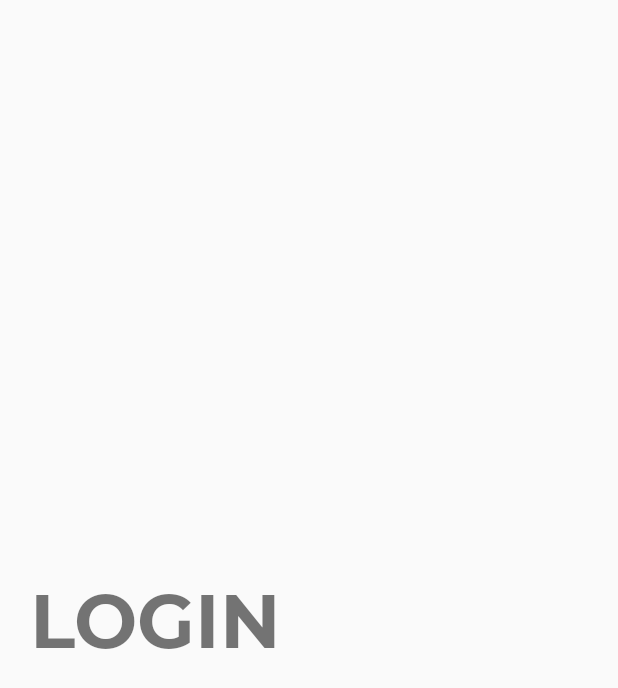
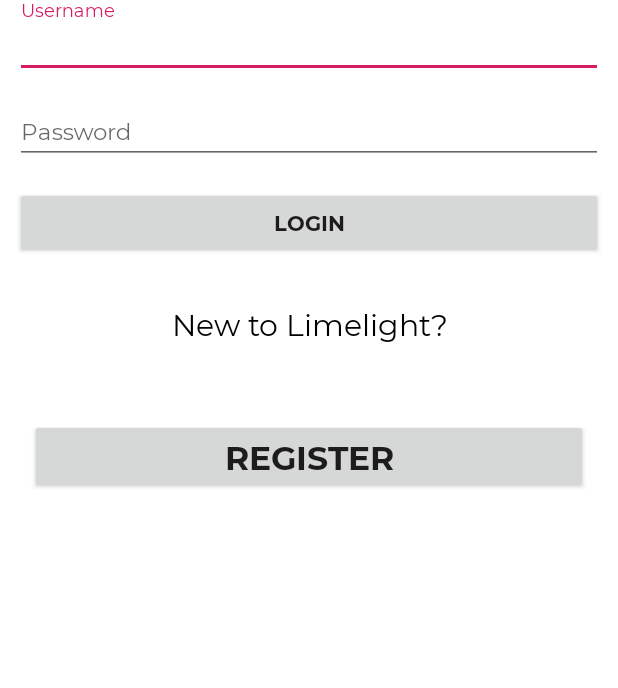
Before and after one commit to rigelglen/Limelight-Android, an Android app: the screen it shows after launch (LoginActivity), on a phone screen of 412 x 824 dp. Shown: the top 688 px of the screen. Run offline under Robolectric (Android 15) with nearby library versions, the phone set to English and light mode, and no system bars.

Commit message:
Login interface added

```diff
--- a/app/build.gradle
+++ b/app/build.gradle
@@ -23,6 +23,7 @@ dependencies {
     implementation 'com.android.support:appcompat-v7:28.0.0'
     implementation 'com.android.support.constraint:constraint-layout:1.1.3'
 
+    implementation 'com.android.support:design:28.1.0'
 
     testImplementation 'junit:junit:4.12'
     androidTestImplementation 'com.android.support.test:runner:1.0.2'
--- a/app/src/main/res/layout/activity_login.xml
+++ b/app/src/main/res/layout/activity_login.xml
@@ -1,31 +1,103 @@
 <?xml version="1.0" encoding="utf-8"?>
+<RelativeLayout xmlns:android="http://schemas.android.com/apk/res/android"
+    android:layout_height="match_parent"
+    android:layout_width="match_parent"
+    android:background="@color/app_background_color_light">
+
+
+
     <RelativeLayout
-    xmlns:android="http://schemas.android.com/apk/res/android"
-    android:layout_height="match_parent"
-    android:layout_width="match_parent">
-
-    <TextView
-        android:id="@+id/loginLabel"
+        android:id="@+id/userDetailsContainer"
         android:layout_width="match_parent"
         android:layout_height="wrap_content"
-        android:text="LOGIN"
-        android:textStyle="bold"
-        android:layout_centerInParent="true"
-        android:textSize="50sp"
-        android:layout_margin="20dp"
-        />
+        >
+
+        <android.support.design.widget.TextInputLayout
+            android:id="@+id/usernameWrapper"
+            android:layout_width="match_parent"
+            android:layout_height="wrap_content"
+            android:layout_marginLeft="10dp"
+            android:layout_marginRight="10dp">
+
+            <android.support.design.widget.TextInputEditText
+                android:id="@+id/userName"
+                android:layout_width="match_parent"
+                android:layout_height="wrap_content"
+                android:inputType="textCapWords"
+                android:layout_marginBottom="5dp"
+
+                android:textSize="15sp"
+                android:hint="@string/username"/>
+
+        </android.support.design.widget.TextInputLayout>
+
+
+        <android.support.design.widget.TextInputLayout
+            android:id="@+id/passwordWrapper"
+            android:layout_width="match_parent"
+            android:layout_height="wrap_content"
+            android:layout_marginLeft="10dp"
+            android:layout_marginRight="10dp"
+            android:layout_below="@+id/usernameWrapper">
+
+            <android.support.design.widget.TextInputEditText
+                android:id="@+id/userPassword"
+                android:layout_width="match_parent"
+                android:layout_height="wrap_content"
+                android:inputType="textPassword"
+                android:layout_marginBottom="5dp"
+
+                android:textSize="15sp"
+                android:hint="@string/password"/>
+
+        </android.support.design.widget.TextInputLayout>
 
         <LinearLayout
             android:layout_width="match_parent"
             android:layout_height="wrap_content"
-        android:orientation="vertical"
-        android:layout_below="@+id/loginLabel">
+            android:id="@+id/buttonContainer"
+            android:layout_below="@+id/passwordWrapper"
+            android:orientation="vertical">
+
+            <Button
+                android:id="@+id/userLoginButton"
+                android:layout_marginTop="20dp"
+                android:layout_width="match_parent"
+                android:layout_height="wrap_content"
+                android:layout_margin="10dp"
+                android:padding="10dp"
 
 
+                android:textStyle="bold"
+                android:text="@string/login"/>
 
+            <TextView
+                android:layout_width="match_parent"
+                android:layout_height="wrap_content"
+                android:text="@string/new_to_limelight"
+                android:layout_margin="20dp"
+                android:gravity="center"
+                android:textColor="@color/color_black"
+                android:textSize="20sp"
+                />
 
+            <Button
+                android:id="@+id/registerBtn"
+                android:layout_width="match_parent"
+                android:layout_height="wrap_content"
+                android:gravity="center"
+                android:layout_marginTop="30dp"
+                android:layout_marginLeft="20dp"
+                android:layout_marginRight="20dp"
+                android:layout_gravity="center"
+
+                android:text="@string/register"
+                android:textAppearance="?android:textAppearanceLarge"
+                android:textStyle="bold"
+                android:paddingRight="20dp"
+                android:paddingLeft="20dp"/>
         </LinearLayout>
 
-
+    </RelativeLayout>
 
 </RelativeLayout>
--- a/app/src/main/res/values/colors.xml
+++ b/app/src/main/res/values/colors.xml
@@ -4,6 +4,7 @@
     <color name="colorPrimaryDark">#00574B</color>
     <color name="colorAccent">#D81B60</color>
     <color name="color_white">#fff</color>
+    <color name="color_black">#000</color>
     <color name="app_background_color_light">#fff</color>
     <color name="app_background_color_dark">#000</color>
 </resources>
--- a/app/src/main/res/values/strings.xml
+++ b/app/src/main/res/values/strings.xml
@@ -1,3 +1,10 @@
 <resources>
     <string name="app_name">Limelight</string>
+    <string name="username">Username</string>
+    <string name="password">Password</string>
+    <string name="login">LOGIN</string>
+    <string name="register">REGISTER</string>
+    <string name="already_have_account">Already have an account?</string>
+    <string name="new_to_limelight">New to Limelight?</string>
+    <string name="or_string_caps">OR</string>
 </resources>
```
Lines whose indentation alone changed are shown as unchanged.
